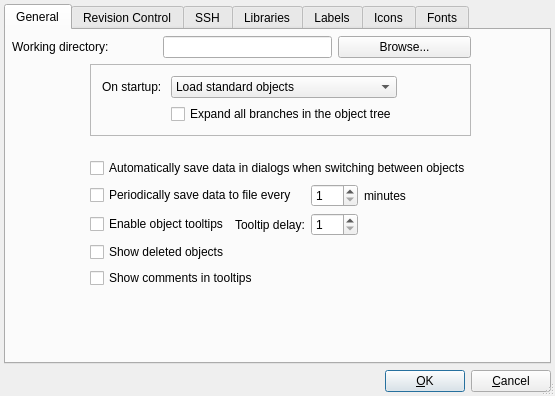
First picture: the form in src/gui/prefsdialog_q.ui, repository fwbuilder/fwbuilder, before the edit.
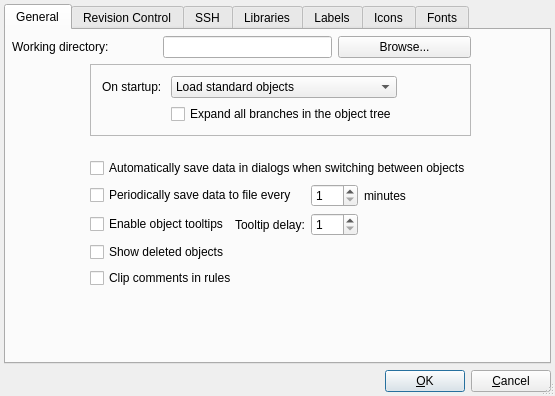
Second picture: the form after the edit.

Commit message: Bugs with  tooltip for the "Comment" rule element, debugging output visible and checkbox show icons in rules were fixed

```diff
--- a/src/gui/prefsdialog_q.ui
+++ b/src/gui/prefsdialog_q.ui
@@ -457,7 +457,7 @@
        <item row="7" column="1" colspan="6" >
         <widget class="QCheckBox" name="chCommentTip" >
          <property name="text" >
-          <string>Show comments in tooltips</string>
+          <string>Clip comments in rules</string>
          </property>
         </widget>
        </item>
```
Left out of the diff: 52 changed lines with no effect on the pictures. Lines whose indentation alone changed are shown as unchanged. The commit also changes 7 other files.
